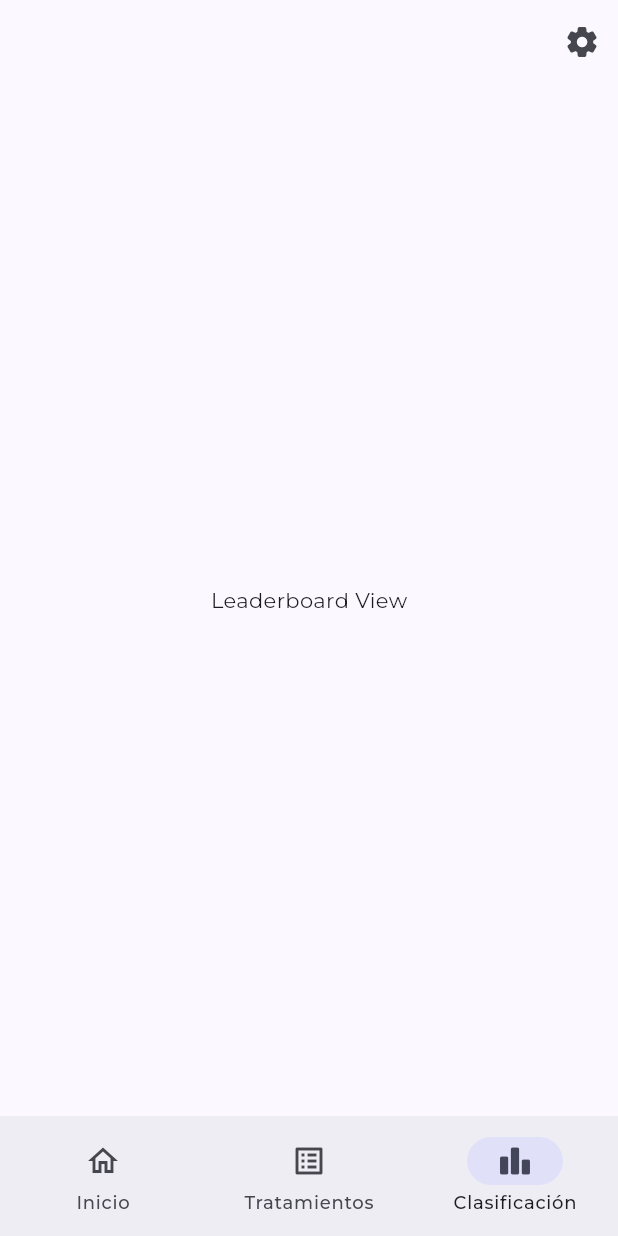
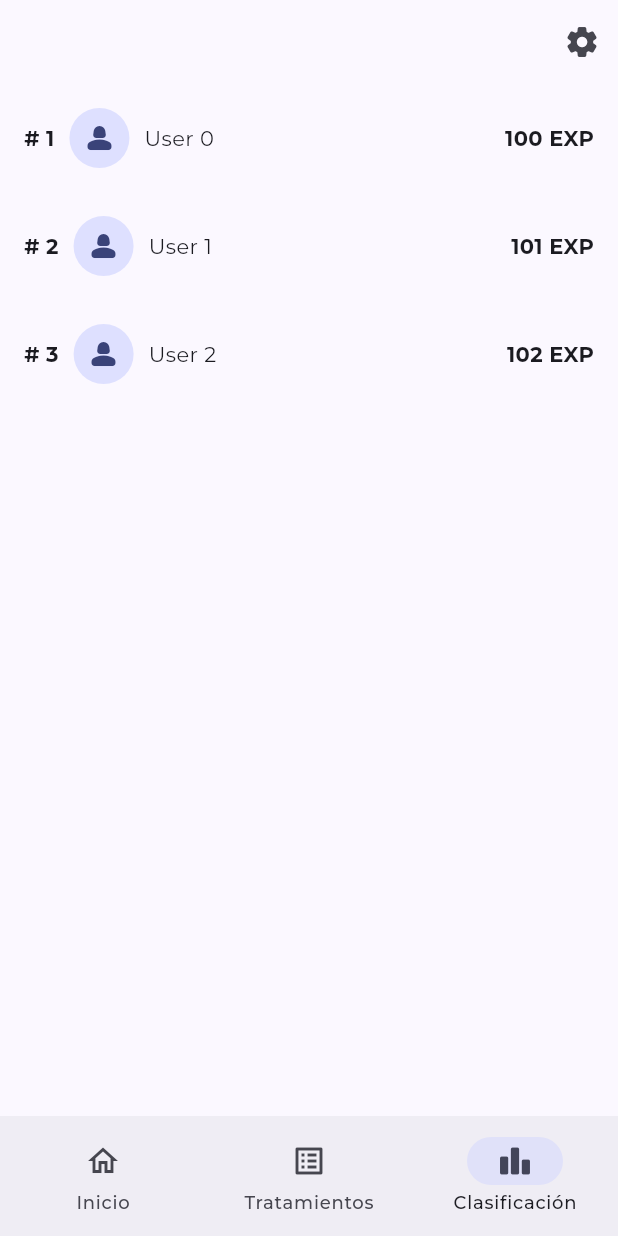
Before and after one commit to ldelacruzg/teraflex-mobile, a Flutter app: the screen it shows after launch, item 3 of the bottom bar chosen, on a phone screen of 412 x 824 dp. Run offline on Flutter 3.47's test engine with Material 3 defaults, Android fonts, the phone set to English and light mode, and no system bars; our stand-ins replace chewie, dio, flutter_dotenv, go_router, isar, jwt_decoder and 1 more; accounts and stored records are empty; generated files the repository leaves out were written again; project files that could hold a hidden picture were left out.

Commit message:
feat: add leaderboard view

```diff
--- a/lib/features/leaderboard/ui/views/leaderboard_view.dart
+++ b/lib/features/leaderboard/ui/views/leaderboard_view.dart
@@ -5,8 +5,54 @@ class LeaderboardView extends StatelessWidget {
 
   @override
   Widget build(BuildContext context) {
-    return const Center(
-      child: Text('Leaderboard View'),
+    return ListView.builder(
+      itemCount: 3,
+      itemBuilder: (context, index) => LeaderboardItem(
+        name: 'User $index',
+        position: index + 1,
+        exp: index + 1 * 100,
+      ),
     );
   }
 }
+
+class LeaderboardItem extends StatelessWidget {
+  final String name;
+  final int position;
+  final int exp;
+
+  const LeaderboardItem({
+    super.key,
+    required this.name,
+    required this.position,
+    required this.exp,
+  });
+
+  @override
+  Widget build(BuildContext context) {
+    return Padding(
+      padding: const EdgeInsets.all(16),
+      child: Row(
+        children: [
+          Row(
+            children: [
+              Text(
+                '# $position',
+                style: const TextStyle(fontWeight: FontWeight.bold),
+              ),
+              const SizedBox(width: 10),
+              const CircleAvatar(child: Icon(Icons.person_2_rounded)),
+            ],
+          ),
+          const SizedBox(width: 10),
+          Text(name),
+          const Spacer(),
+          Text(
+            '$exp EXP',
+            style: const TextStyle(fontWeight: FontWeight.bold),
+          ),
+        ],
+      ),
+    );
+  }
+}
```
